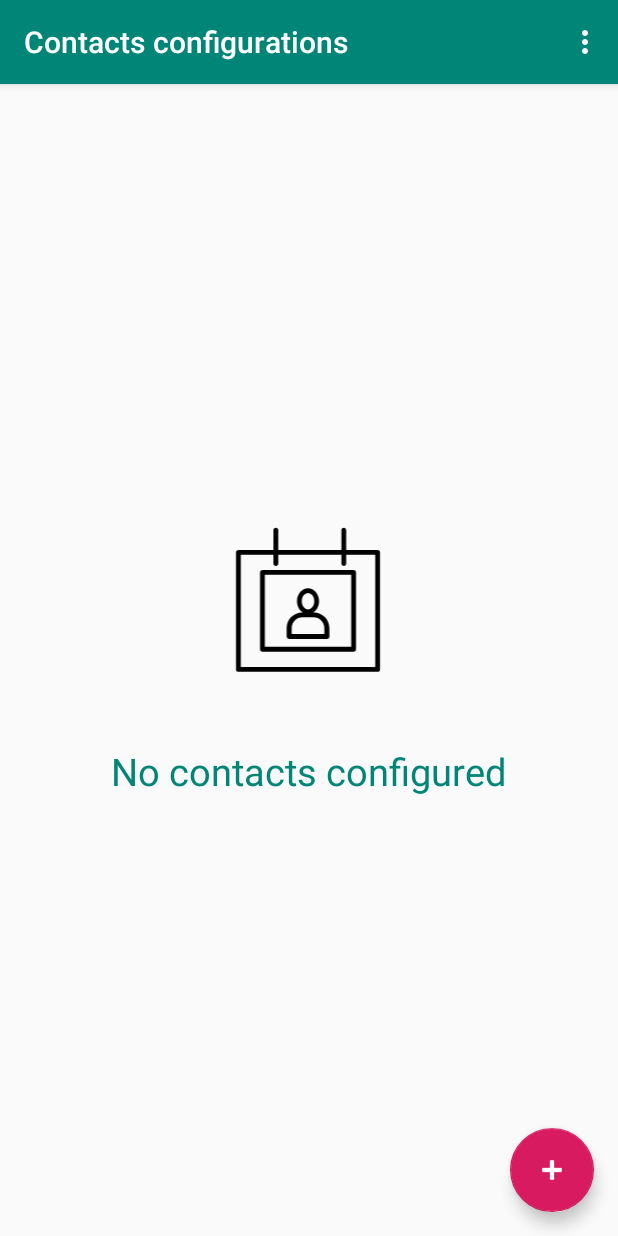
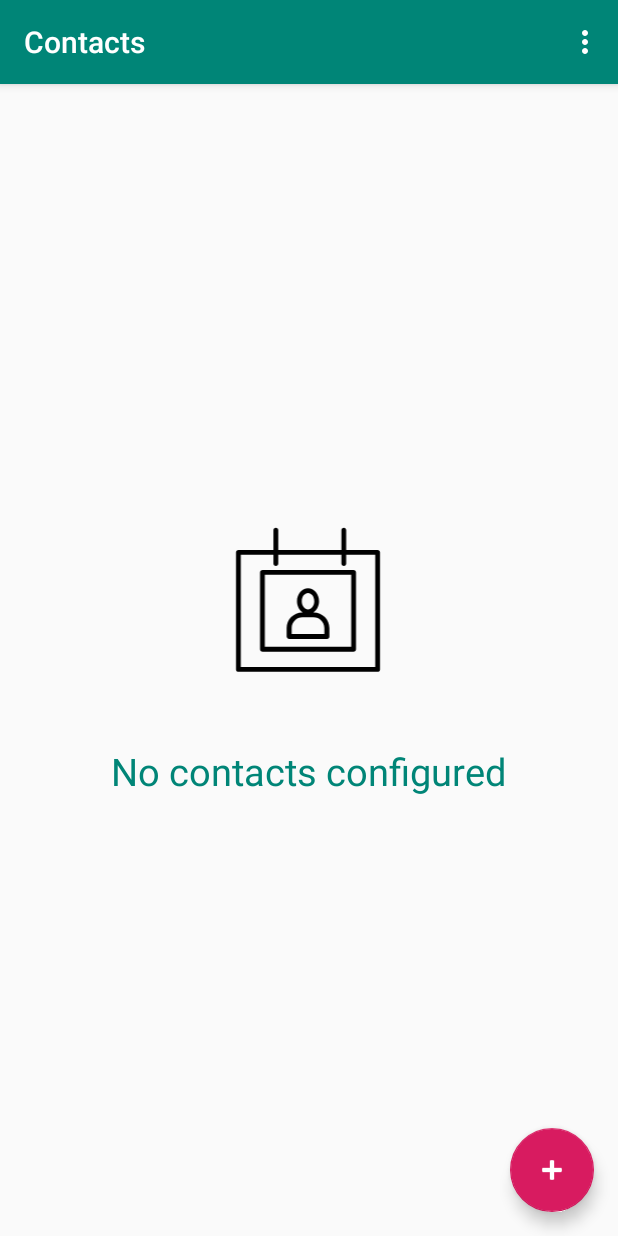
Before and after one commit to sagilo/PickUp, an Android app: the screen it shows after launch (MainActivity), on a phone screen of 412 x 824 dp. Run offline under Robolectric (Android 15) with nearby library versions, the phone set to English and light mode, and no system bars; libraries missing offline, so code that uses them is left out: com.crashlytics.android, io.fabric.sdk; 7 statements that could not run were skipped.

Commit message:
Update some strings

```diff
--- a/app/src/main/java/com/lowenhardt/pickup/ContactConfigsFragment.java
+++ b/app/src/main/java/com/lowenhardt/pickup/ContactConfigsFragment.java
@@ -152,7 +152,7 @@ public class ContactConfigsFragment extends Fragment implements ContactConfigRec
 
         Activity activity = getActivity();
         if (activity != null) {
-            activity.setTitle(getString(R.string.contact_configs));
+            activity.setTitle(getString(R.string.contacts));
         }
     }
 
--- a/app/src/main/res/values/strings.xml
+++ b/app/src/main/res/values/strings.xml
@@ -8,7 +8,7 @@
     <string name="name">Name</string>
     <string name="contact">Contact</string>
 
-    <string name="new_contact_config">Contact settings</string>
+    <string name="new_contact_config">Contact</string>
     <string name="new_contact_config_name">Name</string>
     <string name="new_contact_config_phone_number">Phone number</string>
     <string name="new_contact_config_calls_interval">Time in minutes to look for repeated calls</string>
@@ -19,7 +19,7 @@
     <string name="x_deleted">%s deleted</string>
 
     <string name="no_contact_configs">No contacts configured</string>
-    <string name="contact_configs">Contacts configurations</string>
+    <string name="contacts">Contacts</string>
 
     <string name="delete_config">Delete contact config?</string>
     <string name="contact_config_wont_be_saved">The contact config won\'t be saved. Do you want to delete it anyway?</string>
```
Also changed, not shown: 1 other file.
